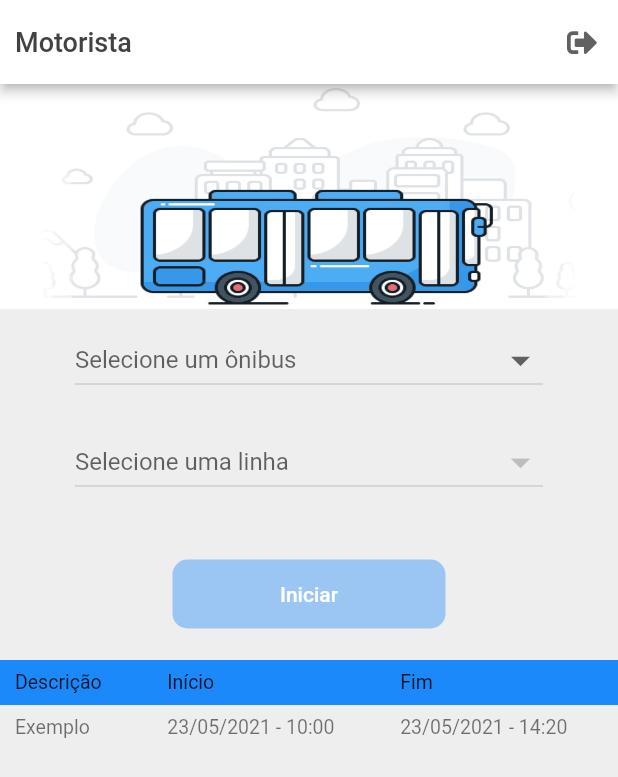
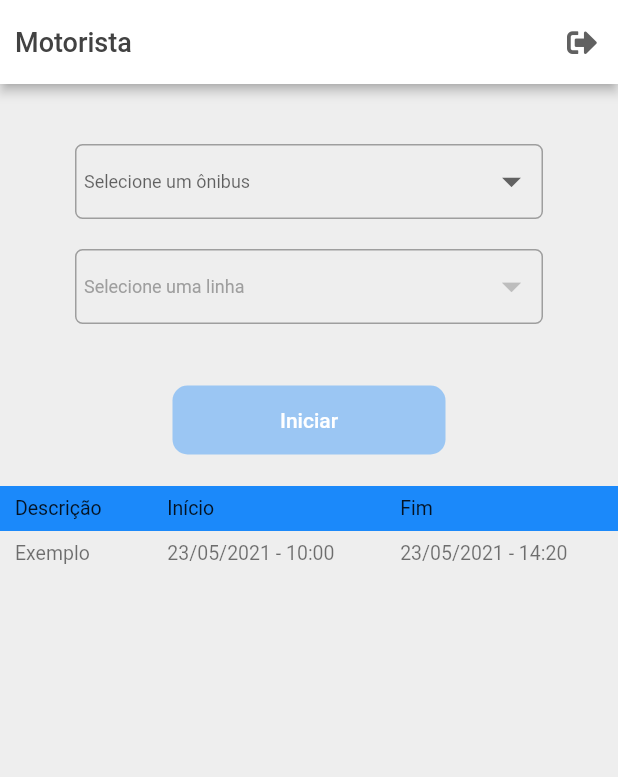
Before and after one commit to rudineizilio/BuscaBus-app, a Flutter app: the DriverScreen screen opened directly, on a phone screen of 412 x 824 dp. Shown: the top 777 px of the screen. Run offline on Flutter 3.47's test engine with Material 2 defaults, Android fonts, the phone set to English and light mode, and no system bars; our stand-ins replace cloud_firestore, firebase_core, flutter_mobx, flutter_svg, font_awesome_flutter, geolocator and 3 more; accounts and stored records are empty; generated files the repository leaves out were written again.

Commit message:
Corrige parada de envio de localizacao para o banco

```diff
--- a/lib/controllers/driver/driver_controller.dart
+++ b/lib/controllers/driver/driver_controller.dart
@@ -1,9 +1,6 @@
 import 'dart:async';
-
-import 'package:buscabus/models/location_open.dart';
 import 'package:cloud_firestore/cloud_firestore.dart';
 import 'package:geolocator/geolocator.dart';
-import 'package:google_maps_flutter/google_maps_flutter.dart';
 import 'package:mobx/mobx.dart';
 
 part 'driver_controller.g.dart';
@@ -115,6 +112,10 @@ abstract class _DriverController with Store {
 
   @computed
   get locationInTime async {
-    timer = Timer.periodic(Duration(seconds: 2), (Timer t) => getPosition());
+    if (sharedLocation) {
+      timer = Timer.periodic(Duration(seconds: 2), (Timer t) => getPosition());
+    } else {
+      timer.cancel();
+    }
   }
 }
--- a/lib/screens/driver/index.dart
+++ b/lib/screens/driver/index.dart
@@ -41,6 +41,8 @@ class _DriverScreenState extends State<DriverScreen> {
                 size: 20,
               ),
               onPressed: () {
+                _driverController.setBus(null);
+                _driverController.setLine(null);
                 _loginController.setLoginType('driver');
                 _loginController.logout();
 
@@ -53,31 +55,48 @@ class _DriverScreenState extends State<DriverScreen> {
         children: [
           Column(
             children: [
-              Observer(builder: (_) {
-                return Container(
-                  width: double.infinity,
-                  height: 150,
-                  decoration: BoxDecoration(
-                    color: Colors.red,
-                    image: DecorationImage(
-                      image: AssetImage(
-                        !_driverController.sharedLocation
-                          ? 'lib/assets/images/static_bus.jpg'
-                          : 'lib/assets/images/bus.gif',
+              // Observer(builder: (_) {
+              //   return Container(
+              //     width: double.infinity,
+              //     height: 150,
+              //     decoration: BoxDecoration(
+              //       color: Colors.red,
+              //       image: DecorationImage(
+              //         image: AssetImage(
+              //           !_driverController.sharedLocation
+              //             ? 'lib/assets/images/static_bus.jpg'
+              //             : 'lib/assets/images/bus.gif',
+              //         ),
+              //         fit: BoxFit.fill,
+              //       ),
+              //     ),
+              //   );
+              // }),
+              SizedBox(
+                height: 30,
               ),
-                      fit: BoxFit.fill,
-                    ),
-                  ),
-                );
-              }),
               Observer(builder: (_) {
                 return Padding(
-                  padding:
-                      const EdgeInsets.symmetric(horizontal: 50, vertical: 10),
+                  padding: const EdgeInsets.symmetric(horizontal: 50, vertical: 10),
+                  child: Container(
+                    padding: const EdgeInsets.symmetric(horizontal: 5),
+                    decoration: BoxDecoration(
+                      border: Border.all(
+                        width: 1,
+                        color: Colors.grey,
+                      ),
+                      borderRadius: BorderRadius.circular(5)
+                    ),
                     child: DropdownButton(
+                      style: TextStyle(
+                        fontSize: 12,
+                        color: Colors.grey[700],
+                      ),
+                      underline: SizedBox(),
                       hint: Text(_driverController.busSelected == null
                           ? 'Selecione um ônibus'
-                        : _driverController.busSelected),
+                          : _driverController.busSelected
+                      ),
                       items: ['Ônibus 1', 'Ônibus 2', 'Ônibus 3'].map((item) {
                         return DropdownMenuItem<String>(
                           value: item,
@@ -89,18 +108,38 @@ class _DriverScreenState extends State<DriverScreen> {
                       onChanged: (value) {
                         _driverController.setBus(value);
                       },
-                    dropdownColor: Theme.of(context).backgroundColor,
+                      dropdownColor: Colors.white,
+                    ),
                   ),
                 );
               }),
               Observer(builder: (_) {
                 return Padding(
-                  padding:
-                      const EdgeInsets.symmetric(horizontal: 50, vertical: 10),
+                  padding: const EdgeInsets.symmetric(horizontal: 50, vertical: 10),
+                  child: Container(
+                    padding: const EdgeInsets.symmetric(horizontal: 5),
+                    decoration: BoxDecoration(
+                      border: Border.all(
+                        width: 1,
+                        color: Colors.grey,
+                      ),
+                      borderRadius: BorderRadius.circular(5)
+                    ),
                     child: DropdownButton(
+                      style: TextStyle(
+                        fontSize: 12,
+                        color: Colors.grey[700],
+                      ),
+                      underline: SizedBox(),
                       hint: Text(_driverController.lineSelected == null
                           ? 'Selecione uma linha'
-                        : _driverController.lineSelected),
+                          : _driverController.lineSelected,
+                        style: TextStyle(
+                          color: _driverController.busSelected != null
+                            ? Colors.grey[700]
+                            : Colors.grey,
+                        ),
+                      ),
                       items: ['Linha 1', 'Linha 2', 'Linha 3'].map((item) {
                         return DropdownMenuItem<String>(
                           value: item,
@@ -114,7 +153,8 @@ class _DriverScreenState extends State<DriverScreen> {
                               _driverController.setLine(value);
                             }
                           : null,
-                    dropdownColor: Theme.of(context).backgroundColor,
+                      dropdownColor: Colors.white,
+                    ),
                   ),
                 );
               }),
```
Lines whose indentation alone changed are shown as unchanged.
